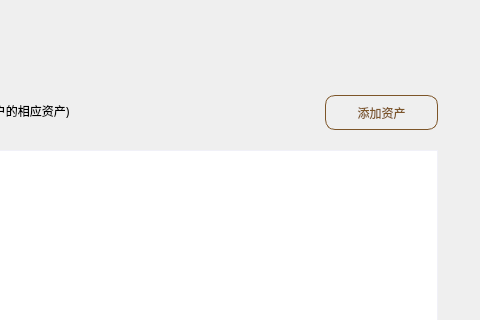
Before: the Qt Designer form assetpage.ui in realm520/gdwcoin, drawn with Qt 5; both pictures show x 377 to 857 and y 0 to 320 of the 857 by 529 pixel window.
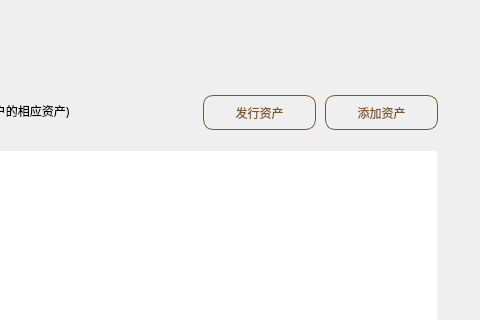
After: the same form once the commit is applied.

```diff
--- a/assetpage.ui
+++ b/assetpage.ui
@@ -219,6 +219,33 @@
     <string>我关注的资产(符合标准的资产可以添加到钱包,钱包会去检索账户的相应资产)</string>
    </property>
   </widget>
+  <widget class="QToolButton" name="issueTokenBtn">
+   <property name="geometry">
+    <rect>
+     <x>580</x>
+     <y>95</y>
+     <width>113</width>
+     <height>35</height>
+    </rect>
+   </property>
+   <property name="font">
+    <font>
+     <family>微软雅黑</family>
+     <weight>50</weight>
+     <bold>false</bold>
+    </font>
+   </property>
+   <property name="cursor">
+    <cursorShape>PointingHandCursor</cursorShape>
+   </property>
+   <property name="styleSheet">
+    <string notr="true">QToolButton{color:rgb(125,85,40);border:1px solid rgb(125,85,40);border-radius:10px;}
+QToolButton:hover{color:rgb(185,150,85);}</string>
+   </property>
+   <property name="text">
+    <string>发行资产</string>
+   </property>
+  </widget>
  </widget>
  <resources/>
  <connections/>
```
